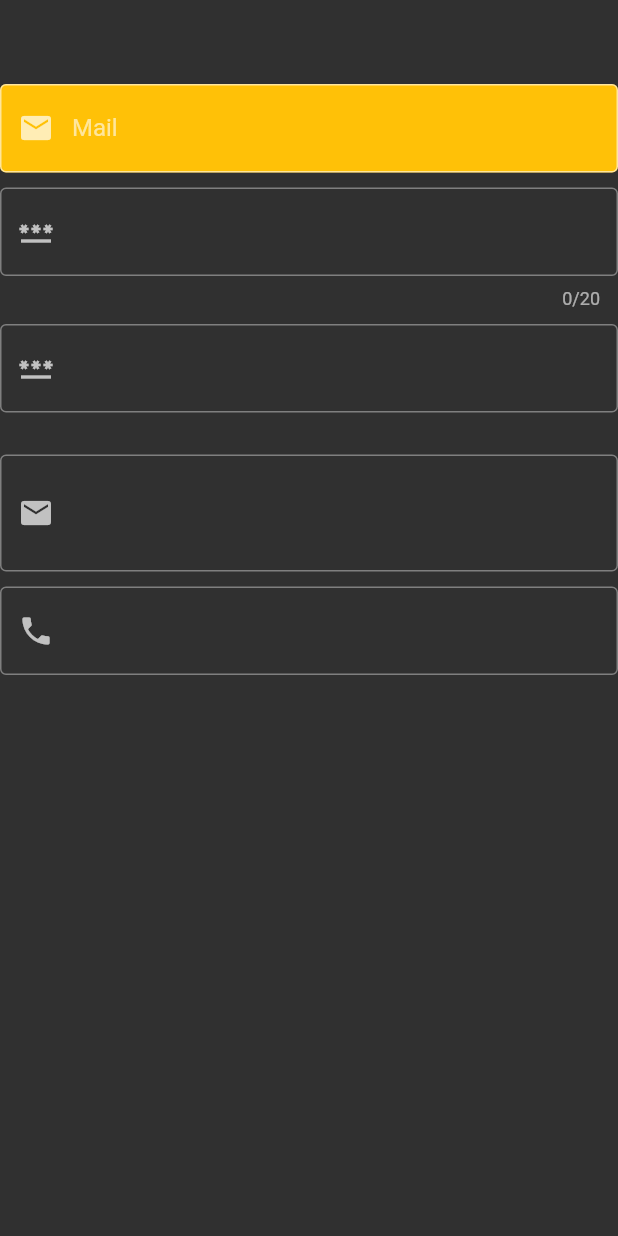
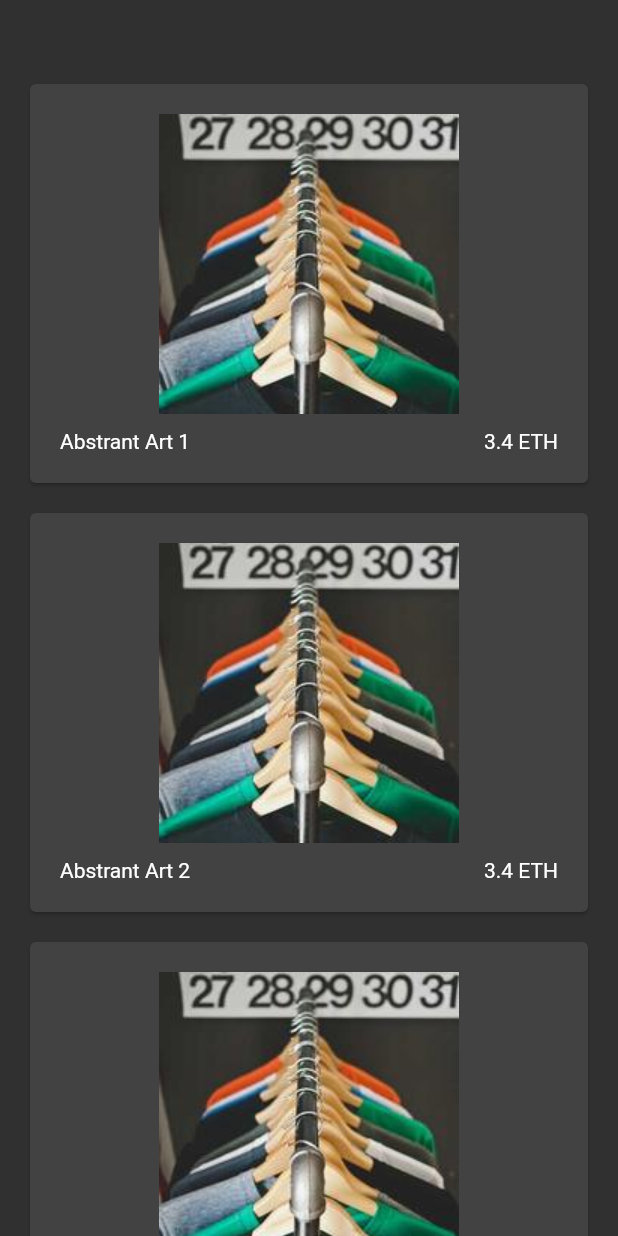
Before and after one commit to mahirefe34/flutter_full_learn, a Flutter app: the screen it shows after launch, on a phone screen of 412 x 824 dp. Run offline on Flutter 3.47's test engine with Material 2 defaults, Android fonts, the phone set to English and light mode, and no system bars.

Commit message:
List view, seperator, builder işlendi, dummy veri oluşturuldu. Demo collection sayfası kodlandı.

```diff
--- /dev/null
+++ b/lib/101/navigation_learn.dart
@@ -0,0 +1 @@
+//video 7 dakika 1:17:00 da kaldım.
--- /dev/null
+++ b/lib/demos/my_collections_demos.dart
@@ -0,0 +1,140 @@
+import 'package:flutter/material.dart';
+
+class MyCollectionsDemos extends StatefulWidget {
+  const MyCollectionsDemos({super.key});
+
+  @override
+  State<MyCollectionsDemos> createState() => _MyCollectionsDemosState();
+}
+
+class _MyCollectionsDemosState extends State<MyCollectionsDemos> {
+  late final List<CollectionModel> _items;
+
+  @override
+  void initState() {
+    super.initState();
+    _items = CollectionItems().items;
+  }
+
+  @override
+  Widget build(BuildContext context) {
+    return Scaffold(
+      appBar: AppBar(),
+      body: ListView.builder(
+        padding: PaddingUtility().paddingHorizontal,
+        itemCount: _items.length,
+        itemBuilder: (context, index) {
+          return _CategoryCard(model: _items[index]);
+        },
+      ),
+    );
+  }
+}
+
+class _CategoryCard extends StatelessWidget {
+  const _CategoryCard({
+    required CollectionModel model,
+  }) : _model = model;
+
+  final CollectionModel _model;
+
+  @override
+  Widget build(BuildContext context) {
+    return Card(
+      margin: PaddingUtility().paddingBottom,
+      child: Padding(
+        padding: PaddingUtility().paddingGeneral,
+        child: Column(children: [
+          Image.asset(_model.imagePath, fit: BoxFit.fill),
+          Padding(
+            padding: PaddingUtility().paddingTop,
+            child: Row(
+              mainAxisAlignment: MainAxisAlignment.spaceBetween,
+              children: [
+                Text(_model.title),
+                Text('${_model.price} ETH'),
+              ],
+            ),
+          ),
+        ]),
+      ),
+    );
+  }
+}
+
+class CollectionModel {
+  final String imagePath;
+  final String title;
+  final double price;
+
+  CollectionModel(
+      {required this.imagePath, required this.title, required this.price});
+}
+
+class CollectionItems {
+  late final List<CollectionModel> items;
+
+  CollectionItems() {
+    items = [
+      CollectionModel(
+          imagePath: ProjectImages.imageCollection,
+          title: 'Abstrant Art 1',
+          price: 3.4),
+      CollectionModel(
+          imagePath: ProjectImages.imageCollection,
+          title: 'Abstrant Art 2',
+          price: 3.4),
+      CollectionModel(
+          imagePath: ProjectImages.imageCollection,
+          title: 'Abstrant Art 3',
+          price: 3.4),
+      CollectionModel(
+          imagePath: ProjectImages.imageCollection,
+          title: 'Abstrant Art 4',
+          price: 3.4),
+    ];
+  }
+}
+
+class PaddingUtility {
+  final paddingTop = const EdgeInsets.only(top: 10);
+  final paddingBottom = const EdgeInsets.only(bottom: 20);
+  final paddingGeneral = const EdgeInsets.all(20);
+  final paddingHorizontal = const EdgeInsets.symmetric(horizontal: 20);
+}
+
+class ProjectImages {
+  static const imageCollection = 'assets/jpg/image_collection.jpg';
+}
+
+/* class _CategoryCard extends StatelessWidget {
+  const _CategoryCard({
+    super.key,
+    required List<CollectionModel> items,
+  }) : _items = items;
+
+  final List<CollectionModel> _items;
+
+  @override
+  Widget build(BuildContext context) {
+    return Card(
+      margin: const EdgeInsets.only(bottom: 40),
+      child: Padding(
+        padding: const EdgeInsets.all(20.0),
+        child: Column(children: [
+          Image.asset(_items[index].imagePath, fit: BoxFit.fill),
+          Padding(
+            padding: const EdgeInsets.only(top: 10.0),
+            child: Row(
+              mainAxisAlignment: MainAxisAlignment.spaceBetween,
+              children: [
+                Text(_items[index].title),
+                Text('${_items[index].price} ETH'),
+              ],
+            ),
+          ),
+        ]),
+      ),
+    );
+  }
+} */
--- a/lib/main.dart
+++ b/lib/main.dart
@@ -1,7 +1,7 @@
 import 'package:flutter/material.dart';
 import 'package:flutter/services.dart';
 
-import '101/text_field_learn.dart';
+import 'demos/my_collections_demos.dart';
 
 void main() {
   runApp(const MyApp());
@@ -25,7 +25,7 @@ class MyApp extends StatelessWidget {
           ),
           progressIndicatorTheme:
               const ProgressIndicatorThemeData(color: Colors.white)),
-      home: const TextFieldLearn(),
+      home: const MyCollectionsDemos(),
     );
   }
 }
--- a/pubspec.yaml
+++ b/pubspec.yaml
@@ -59,8 +59,8 @@ flutter:
   uses-material-design: true
 
   # To add assets to your application, add an assets section, like this:
-  # assets:
-  #   - images/a_dot_burr.jpeg
+  assets:
+    - assets/jpg/
   #   - images/a_dot_ham.jpeg
 
   # An image asset can refer to one or more resolution-specific "variants", see
```
Also changed, not shown: lib/101/list_view_builder.dart (added, +35 -0 lines), lib/101/list_view_learn.dart (added, +42 -0 lines), lib/demos/color_demos_view.dart (added, +85 -0 lines), lib/demos/color_life_cycle_view.dart (added, +39 -0 lines), assets/jpg/image_collection.jpg (added).
